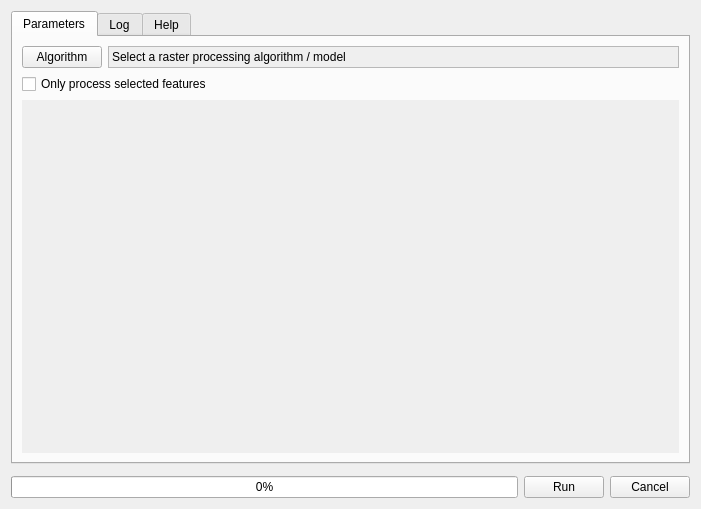
This is qps/speclib/ui/spectralprocessingwidget.ui in EnMAP-Box/qgispluginsupport as Qt 5 draws it before an edit. The edited form follows.
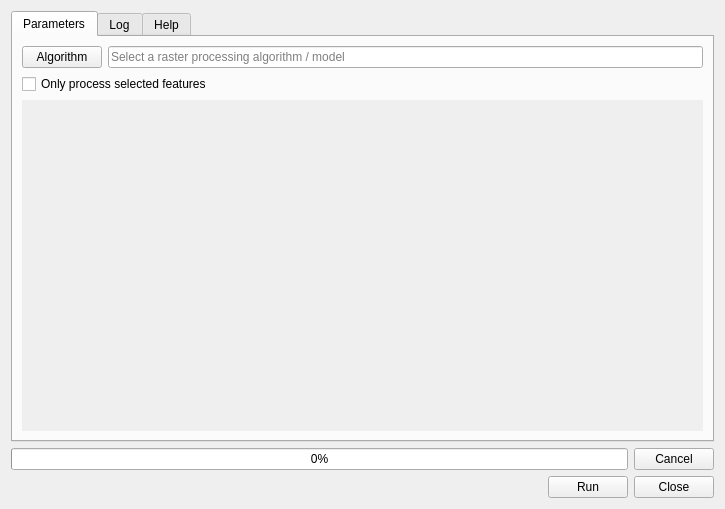
This is the edited form. Icons and pictures are not drawn. Custom widgets are drawn as their Qt base class.

Commit message: cleanup refactored spectral processing widget added organize columns dialog to attributetablewidget.ui

Diff of the .ui file:
```diff
--- a/qps/speclib/ui/spectralprocessingwidget.ui
+++ b/qps/speclib/ui/spectralprocessingwidget.ui
@@ -6,10 +6,16 @@
    <rect>
     <x>0</x>
     <y>0</y>
-    <width>701</width>
+    <width>725</width>
     <height>509</height>
    </rect>
   </property>
+  <property name="sizePolicy">
+   <sizepolicy hsizetype="Preferred" vsizetype="Preferred">
+    <horstretch>0</horstretch>
+    <verstretch>0</verstretch>
+   </sizepolicy>
+  </property>
   <property name="windowTitle">
    <string>Spectral Processing Widget</string>
   </property>
@@ -17,6 +23,9 @@
    <iconset resource="../../qpsresources.qrc">
     <normaloff>:/qps/ui/icons/profile_processing.svg</normaloff>:/qps/ui/icons/profile_processing.svg</iconset>
   </property>
+  <property name="autoFillBackground">
+   <bool>true</bool>
+  </property>
   <layout class="QVBoxLayout" name="verticalLayout_3">
    <item>
     <widget class="QSplitter" name="splitter">
@@ -44,7 +53,7 @@
         <string>Parameters</string>
        </attribute>
        <layout class="QFormLayout" name="formLayout">
-        <item row="1" column="0">
+        <item row="0" column="0">
          <widget class="QPushButton" name="btnAlgorithm">
           <property name="toolTip">
            <string>Select a raster processing algorithm / model</string>
@@ -58,26 +67,23 @@
           </property>
          </widget>
         </item>
-        <item row="1" column="1">
-         <widget class="QLabel" name="tbAlgorithmName">
+        <item row="0" column="1">
+         <widget class="QLineEdit" name="tbAlgorithmName">
+          <property name="sizePolicy">
+           <sizepolicy hsizetype="Expanding" vsizetype="Preferred">
+            <horstretch>0</horstretch>
+            <verstretch>0</verstretch>
+           </sizepolicy>
+          </property>
           <property name="autoFillBackground">
            <bool>true</bool>
           </property>
-          <property name="styleSheet">
-           <string notr="true">color:&quot;red&quot;;</string>
+          <property name="readOnly">
+           <bool>true</bool>
           </property>
-          <property name="frameShape">
-           <enum>QFrame::StyledPanel</enum>
-          </property>
-          <property name="frameShadow">
-           <enum>QFrame::Plain</enum>
-          </property>
-          <property name="text">
+          <property name="placeholderText">
            <string>Select a raster processing algorithm / model</string>
           </property>
-          <property name="scaledContents">
-           <bool>false</bool>
-          </property>
          </widget>
         </item>
         <item row="2" column="0" colspan="2">
@@ -112,8 +118,8 @@
             <rect>
              <x>0</x>
              <y>0</y>
-             <width>651</width>
-             <height>312</height>
+             <width>675</width>
+             <height>292</height>
             </rect>
            </property>
           </widget>
@@ -223,32 +229,21 @@
      </widget>
     </widget>
    </item>
-   <item>
-    <widget class="QgsMessageBar" name="mMessageBar">
-     <property name="frameShape">
-      <enum>QFrame::StyledPanel</enum>
-     </property>
-     <property name="frameShadow">
-      <enum>QFrame::Raised</enum>
-     </property>
-    </widget>
-   </item>
    <item>
     <layout class="QHBoxLayout" name="horizontalLayout_2">
      <item>
-      <widget class="QProgressBar" name="progressBar">
+      <widget class="QProgressBar" name="mProgressBar">
+       <property name="sizePolicy">
+        <sizepolicy hsizetype="Expanding" vsizetype="Preferred">
+         <horstretch>0</horstretch>
+         <verstretch>0</verstretch>
+        </sizepolicy>
+       </property>
        <property name="value">
         <number>0</number>
        </property>
       </widget>
      </item>
-     <item>
-      <widget class="QPushButton" name="btnRun">
-       <property name="text">
-        <string>Run</string>
-       </property>
-      </widget>
-     </item>
      <item>
       <widget class="QPushButton" name="btnCancel">
        <property name="text">
@@ -258,6 +253,40 @@
      </item>
     </layout>
    </item>
+   <item>
+    <layout class="QHBoxLayout" name="horizontalLayout_4">
+     <property name="topMargin">
+      <number>0</number>
+     </property>
+     <item>
+      <spacer name="horizontalSpacer">
+       <property name="orientation">
+        <enum>Qt::Horizontal</enum>
+       </property>
+       <property name="sizeHint" stdset="0">
+        <size>
+         <width>40</width>
+         <height>20</height>
+        </size>
+       </property>
+      </spacer>
+     </item>
+     <item>
+      <widget class="QPushButton" name="btnRun">
+       <property name="text">
+        <string>Run</string>
+       </property>
+      </widget>
+     </item>
+     <item>
+      <widget class="QPushButton" name="btnClose">
+       <property name="text">
+        <string>Close</string>
+       </property>
+      </widget>
+     </item>
+    </layout>
+   </item>
   </layout>
   <action name="actionLoadModel">
    <property name="icon">
@@ -335,14 +364,6 @@
    </property>
   </action>
  </widget>
- <customwidgets>
-  <customwidget>
-   <class>QgsMessageBar</class>
-   <extends>QFrame</extends>
-   <header>qgis.gui</header>
-   <container>1</container>
-  </customwidget>
- </customwidgets>
  <resources>
   <include location="../../qpsresources.qrc"/>
   <include location="../../../../QGIS/images/images.qrc"/>
```
The commit also changes 15 other files.
